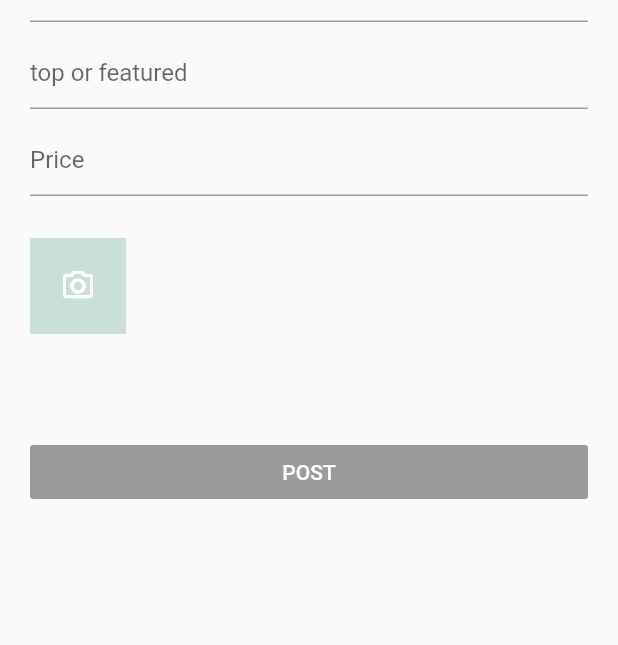
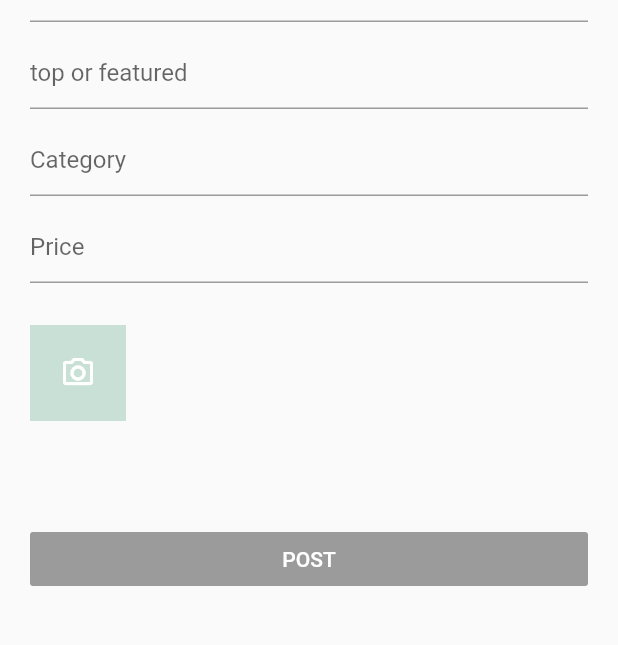
Before and after one commit to reubendeekay/coffee, a Flutter app: the AddProductScreen screen opened directly, on a phone screen of 412 x 824 dp, the part 164-809 px from its top. Run offline on Flutter 3.47's test engine with Material 2 defaults, Android fonts, the phone set to English and light mode, and no system bars; our stand-ins replace cloud_firestore, firebase_auth, firebase_core, firebase_storage, get, image_picker; accounts and stored records are empty.

Commit message:
Final update

```diff
--- a/lib/main.dart
+++ b/lib/main.dart
@@ -2,6 +2,7 @@ import 'package:coffee/app_splash.dart';
 import 'package:coffee/constants.dart';
 import 'package:coffee/firebase_options.dart';
 import 'package:coffee/providers/auth_provider.dart';
+import 'package:coffee/providers/order_provider.dart';
 import 'package:coffee/providers/product_provider.dart';
 import 'package:firebase_core/firebase_core.dart';
 import 'package:flutter/material.dart';
@@ -24,6 +25,7 @@ class MyApp extends StatelessWidget {
       providers: [
         ChangeNotifierProvider(create: (_) => AuthProvider()),
         ChangeNotifierProvider(create: (_) => ProductProvider()),
+        ChangeNotifierProvider(create: (_) => OrderProvider()),
       ],
       child: GetMaterialApp(
         title: 'Coffee App',
--- /dev/null
+++ b/lib/models/order_model.dart
@@ -0,0 +1,55 @@
+import 'package:coffee/models/product_model.dart';
+
+class OrderModel {
+  final String? id;
+  final double? amount;
+  final String? size;
+  final String? name;
+  final String? address;
+  final String? city;
+  final String? pinCode;
+  final String? country;
+  final int? quantity;
+  final String? pickup;
+  final ProductModel? product;
+
+  OrderModel(
+      {this.id,
+      this.amount,
+      this.size,
+      this.name,
+      this.address,
+      this.city,
+      this.pinCode,
+      this.product,
+      this.country,
+      this.quantity,
+      this.pickup});
+
+  Map<String, dynamic> toJson() => {
+        "name": name,
+        "size": size,
+        "amount": amount,
+        "address": address,
+        "city": city,
+        "pinCode": pinCode,
+        "country": country,
+        "pickup": pickup,
+        "quantity": quantity,
+        "product": product!.toJson(),
+      };
+
+  factory OrderModel.fromJson(dynamic json) => OrderModel(
+        id: json.id,
+        amount: json["amount"],
+        size: json["size"],
+        name: json["name"],
+        address: json["address"],
+        city: json["city"],
+        pinCode: json["pinCode"],
+        country: json["country"],
+        pickup: json["pickup"],
+        quantity: json["quantity"],
+        product: ProductModel.fromMap(json["product"]),
+      );
+}
--- a/lib/models/product_model.dart
+++ b/lib/models/product_model.dart
@@ -2,14 +2,29 @@ class ProductModel {
   final String? id;
   final String? name;
   final String? type;
+  final String? category;
   final double? price;
   final String? imageUrl;
 
-  ProductModel({this.id, this.name, this.type, this.price, this.imageUrl});
+  ProductModel(
+      {this.id,
+      this.name,
+      this.category,
+      this.type,
+      this.price,
+      this.imageUrl});
 
   factory ProductModel.fromJson(dynamic json) => ProductModel(
         id: json.id,
         name: json["name"],
+        category: json["category"],
+        type: json["type"],
+        price: json["price"].toDouble(),
+        imageUrl: json["imageUrl"],
+      );
+  factory ProductModel.fromMap(dynamic json) => ProductModel(
+        name: json["name"],
+        category: json["category"],
         type: json["type"],
         price: json["price"].toDouble(),
         imageUrl: json["imageUrl"],
@@ -20,5 +35,6 @@ class ProductModel {
         "type": type,
         "price": price,
         "imageUrl": imageUrl,
+        "category": category,
       };
 }
--- /dev/null
+++ b/lib/providers/order_provider.dart
@@ -0,0 +1,22 @@
+import 'package:cloud_firestore/cloud_firestore.dart';
+import 'package:coffee/models/order_model.dart';
+import 'package:flutter/foundation.dart';
+
+final orderRef = FirebaseFirestore.instance.collection('orders');
+
+class OrderProvider with ChangeNotifier {
+  List<OrderModel> _orders = [];
+  List<OrderModel> get orders => [..._orders];
+
+  Future<void> postOrder(OrderModel order) async {
+    await FirebaseFirestore.instance.collection('orders').add(order.toJson());
+    notifyListeners();
+  }
+
+  Future<void> getOrders() async {
+    final results = await FirebaseFirestore.instance.collection('orders').get();
+
+    _orders = results.docs.map((e) => OrderModel.fromJson(e)).toList();
+    notifyListeners();
+  }
+}
--- a/lib/screens/home/add_product.dart
+++ b/lib/screens/home/add_product.dart
@@ -20,7 +20,7 @@ class AddProductScreen extends StatefulWidget {
 }
 
 class _AddProductScreenState extends State<AddProductScreen> {
-  String? name, type;
+  String? name, type, category;
   double? price;
   XFile? image;
 
@@ -58,6 +58,17 @@ class _AddProductScreenState extends State<AddProductScreen> {
           onChanged: (val) {
             setState(() {
               type = val;
+            });
+          },
+        ),
+        const SizedBox(
+          height: 10,
+        ),
+        MyTextField(
+          hintText: 'Category',
+          onChanged: (val) {
+            setState(() {
+              category = val;
             });
           },
         ),
@@ -123,13 +134,15 @@ class _AddProductScreenState extends State<AddProductScreen> {
 
                     try {
                       final upload = await FirebaseStorage.instance
-                          .ref('products/images/')
+                          .ref(
+                              'products/images/${DateTime.now().millisecondsSinceEpoch}')
                           .putFile(File(image!.path));
                       final downloadUrl = await upload.ref.getDownloadURL();
 
                       final product = ProductModel(
                         name: name,
                         type: type,
+                        category: category,
                         imageUrl: downloadUrl,
                         price: price,
                       );
```
Also changed, not shown: lib/screens/auth/forgot_password_screen.dart (+19 -3 lines), lib/screens/home/home.dart (+9 -0 lines), lib/screens/home/order_details_screen.dart (added, +66 -0 lines), lib/screens/home/orders_screen.dart (added, +68 -0 lines), lib/screens/products/delivery_mode.dart (+15 -2 lines), lib/screens/products/product_details_screen.dart (+7 -2 lines), lib/screens/products/shipping_address.dart (+81 -13 lines).
